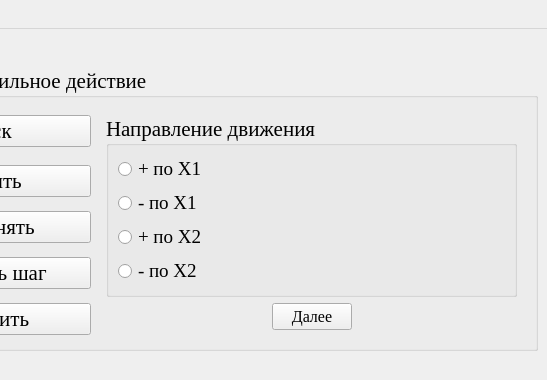
Qt form optimizationmethods/ui/HuGi.ui (Eliminationzx/optimizationmethods) before a commit; both pictures show x 488 to 1035 and y 0 to 380 of the 1035 by 612 pixel window.
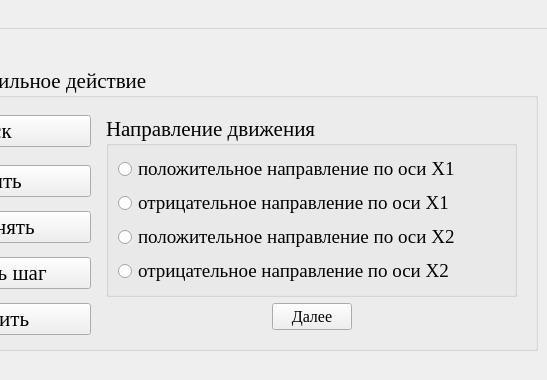
The same form after that commit. The open tabs and pages were chosen to show the change.

Commit message: пытаюсь дебажить 4-ый метод.

The edit to the form file:
```diff
--- a/optimizationmethods/ui/HuGi.ui
+++ b/optimizationmethods/ui/HuGi.ui
@@ -551,7 +551,7 @@
                  </font>
                 </property>
                 <property name="text">
-                 <string>+ по Х1</string>
+                 <string>положительное направление по оси Х1</string>
                 </property>
                </widget>
               </item>
@@ -563,7 +563,7 @@
                  </font>
                 </property>
                 <property name="text">
-                 <string>- по Х1</string>
+                 <string>отрицательное направление по оси Х1</string>
                 </property>
                </widget>
               </item>
@@ -575,7 +575,7 @@
                  </font>
                 </property>
                 <property name="text">
-                 <string>+ по Х2</string>
+                 <string>положительное направление по оси Х2</string>
                 </property>
                </widget>
               </item>
@@ -587,7 +587,7 @@
                  </font>
                 </property>
                 <property name="text">
-                 <string>- по Х2</string>
+                 <string>отрицательное направление по оси Х2</string>
                 </property>
                </widget>
               </item>
```
Left out of the diff: 4 changed lines with no effect on the pictures. The commit also changes 1 other file.
